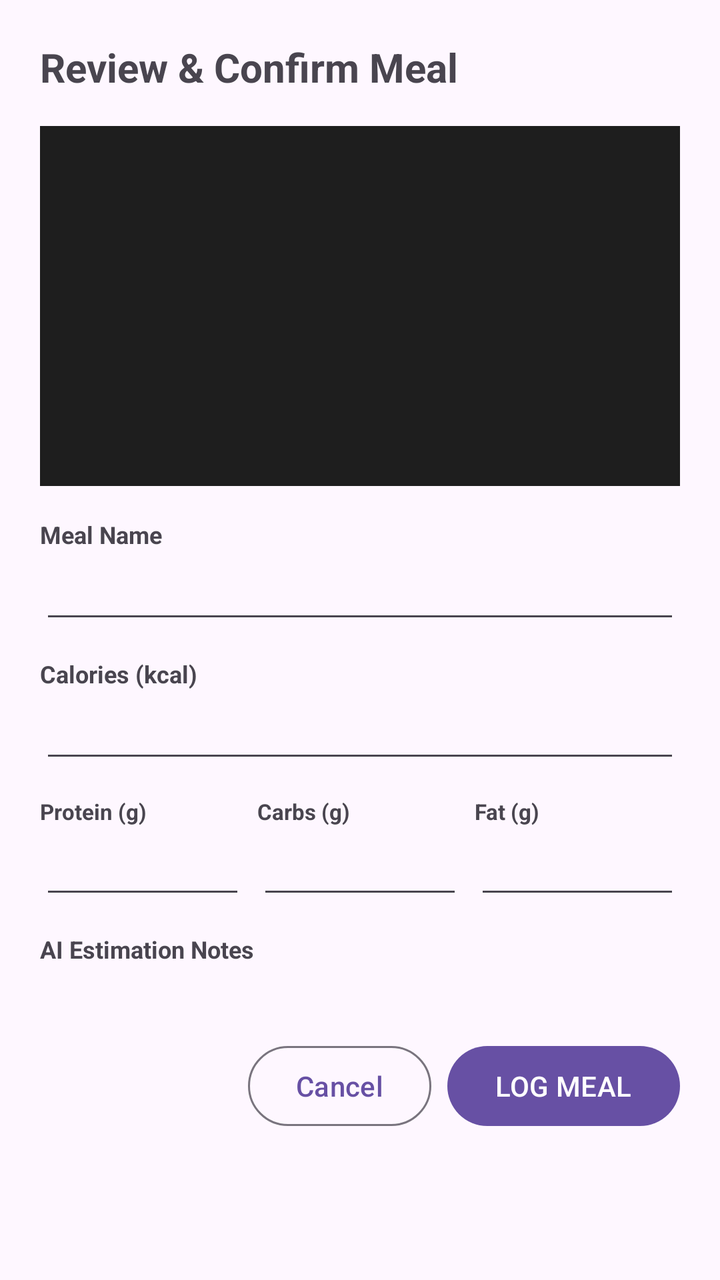
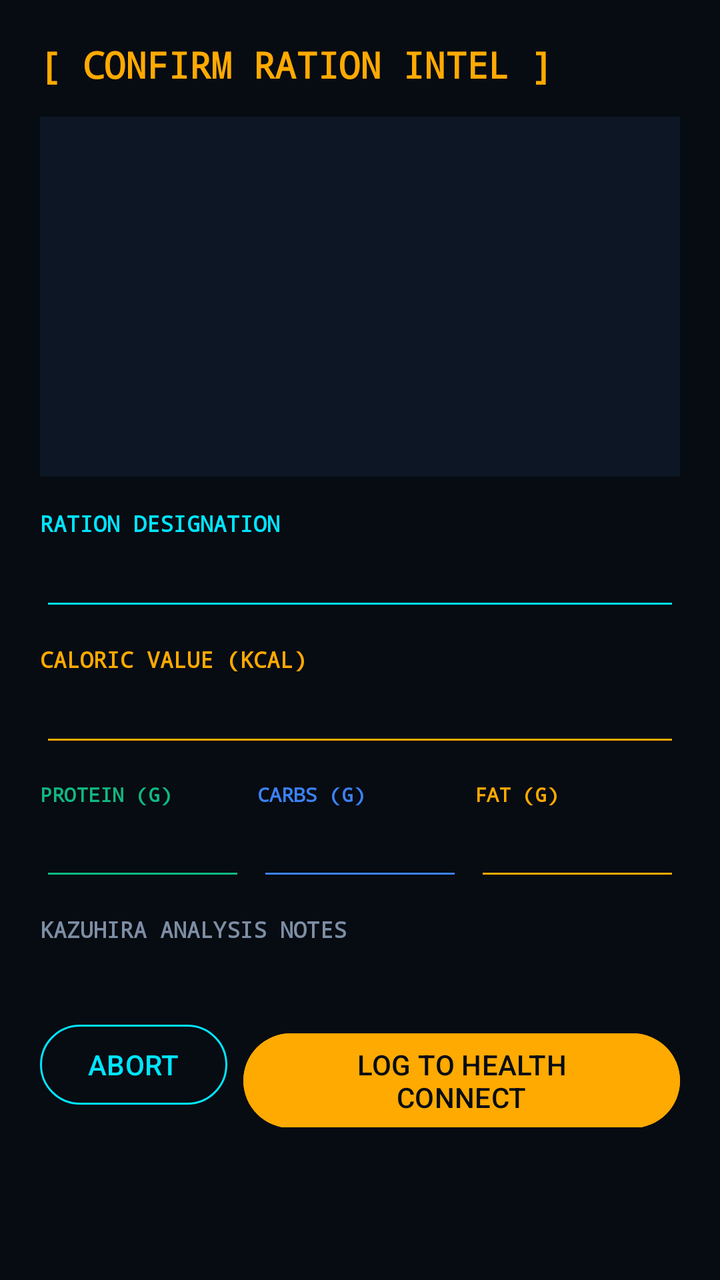

The first picture is an Android layout as it rendered before a commit; the second is the same layout after the commit. The layout source and the unified diff follow.
<!-- AndroidManifest.xml: application theme Theme.Material3.DayNight -->
<!-- res/layout/dialog_confirm_meal.xml -->
<?xml version="1.0" encoding="utf-8"?>
<ScrollView xmlns:android="http://schemas.android.com/apk/res/android"
    android:layout_width="match_parent"
    android:layout_height="wrap_content"
    android:padding="20dp">

    <LinearLayout
        android:layout_width="match_parent"
        android:layout_height="wrap_content"
        android:orientation="vertical">

        <TextView
            android:layout_width="wrap_content"
            android:layout_height="wrap_content"
            android:text="Review &amp; Confirm Meal"
            android:textSize="20sp"
            android:textStyle="bold"
            android:layout_marginBottom="16dp" />

        <ImageView
            android:id="@+id/imgMealPreview"
            android:layout_width="match_parent"
            android:layout_height="180dp"
            android:scaleType="centerCrop"
            android:background="#1E1E1E"
            android:layout_marginBottom="16dp" />

        
        <TextView
            android:layout_width="wrap_content"
            android:layout_height="wrap_content"
            android:text="Meal Name"
            android:textSize="12sp"
            android:textStyle="bold" />

        <EditText
            android:id="@+id/etMealName"
            android:layout_width="match_parent"
            android:layout_height="wrap_content"
            android:inputType="textCapWords"
            android:layout_marginBottom="12dp" />

        
        <TextView
            android:layout_width="wrap_content"
            android:layout_height="wrap_content"
            android:text="Calories (kcal)"
            android:textSize="12sp"
            android:textStyle="bold" />

        <EditText
            android:id="@+id/etCalories"
            android:layout_width="match_parent"
            android:layout_height="wrap_content"
            android:inputType="numberDecimal"
            android:layout_marginBottom="12dp" />

        
        <LinearLayout
            android:layout_width="match_parent"
            android:layout_height="wrap_content"
            android:orientation="horizontal"
            android:weightSum="3"
            android:layout_marginBottom="12dp">

            <LinearLayout
                android:layout_width="0dp"
                android:layout_height="wrap_content"
                android:layout_weight="1"
                android:orientation="vertical"
                android:paddingEnd="4dp">
                <TextView
                    android:layout_width="wrap_content"
                    android:layout_height="wrap_content"
                    android:text="Protein (g)"
                    android:textSize="11sp"
                    android:textStyle="bold" />
                <EditText
                    android:id="@+id/etProtein"
                    android:layout_width="match_parent"
                    android:layout_height="wrap_content"
                    android:inputType="numberDecimal" />
            </LinearLayout>

            <LinearLayout
                android:layout_width="0dp"
                android:layout_height="wrap_content"
                android:layout_weight="1"
                android:orientation="vertical"
                android:paddingHorizontal="2dp">
                <TextView
                    android:layout_width="wrap_content"
                    android:layout_height="wrap_content"
                    android:text="Carbs (g)"
                    android:textSize="11sp"
                    android:textStyle="bold" />
                <EditText
                    android:id="@+id/etCarbs"
                    android:layout_width="match_parent"
                    android:layout_height="wrap_content"
                    android:inputType="numberDecimal" />
            </LinearLayout>

            <LinearLayout
                android:layout_width="0dp"
                android:layout_height="wrap_content"
                android:layout_weight="1"
                android:orientation="vertical"
                android:paddingStart="4dp">
                <TextView
                    android:layout_width="wrap_content"
                    android:layout_height="wrap_content"
                    android:text="Fat (g)"
                    android:textSize="11sp"
                    android:textStyle="bold" />
                <EditText
                    android:id="@+id/etFat"
                    android:layout_width="match_parent"
                    android:layout_height="wrap_content"
                    android:inputType="numberDecimal" />
            </LinearLayout>
        </LinearLayout>

        
        <TextView
            android:layout_width="wrap_content"
            android:layout_height="wrap_content"
            android:text="AI Estimation Notes"
            android:textSize="12sp"
            android:textStyle="bold" />

        <TextView
            android:id="@+id/tvNotes"
            android:layout_width="match_parent"
            android:layout_height="wrap_content"
            android:textSize="12sp"
            android:alpha="0.8"
            android:layout_marginBottom="20dp" />

        
        <LinearLayout
            android:layout_width="match_parent"
            android:layout_height="wrap_content"
            android:orientation="horizontal"
            android:gravity="end">

            <Button
                android:id="@+id/btnCancelMeal"
                style="?attr/materialButtonOutlinedStyle"
                android:layout_width="wrap_content"
                android:layout_height="wrap_content"
                android:text="Cancel"
                android:layout_marginEnd="8dp" />

            <Button
                android:id="@+id/btnSaveMeal"
                android:layout_width="wrap_content"
                android:layout_height="wrap_content"
                android:text="LOG MEAL" />
        </LinearLayout>

    </LinearLayout>
</ScrollView>
<!-- resources referenced by this layout -->
<resources>

</resources>

<!-- the commit's change to res/layout/dialog_confirm_meal.xml (unified diff, before → after) -->
@@ -1,8 +1,10 @@
 <?xml version="1.0" encoding="utf-8"?>
 <ScrollView xmlns:android="http://schemas.android.com/apk/res/android"
+    xmlns:app="http://schemas.android.com/apk/res-auto"
     android:layout_width="match_parent"
     android:layout_height="wrap_content"
-    android:padding="20dp">
+    android:padding="20dp"
+    android:background="@color/idroid_bg">
 
     <LinearLayout
         android:layout_width="match_parent"
@@ -12,47 +14,58 @@
         <TextView
             android:layout_width="wrap_content"
             android:layout_height="wrap_content"
-            android:text="Review &amp; Confirm Meal"
-            android:textSize="20sp"
+            android:text="[ CONFIRM RATION INTEL ]"
+            android:textSize="18sp"
             android:textStyle="bold"
-            android:layout_marginBottom="16dp" />
+            android:textColor="@color/idroid_amber"
+            android:fontFamily="monospace"
+            android:layout_marginBottom="14dp" />
 
         <ImageView
             android:id="@+id/imgMealPreview"
             android:layout_width="match_parent"
             android:layout_height="180dp"
             android:scaleType="centerCrop"
-            android:background="#1E1E1E"
+            android:background="@color/idroid_card"
             android:layout_marginBottom="16dp" />
 
         
         <TextView
             android:layout_width="wrap_content"
             android:layout_height="wrap_content"
-            android:text="Meal Name"
-            android:textSize="12sp"
-            android:textStyle="bold" />
+            android:text="RATION DESIGNATION"
+            android:textSize="11sp"
+            android:textStyle="bold"
+            android:textColor="@color/idroid_cyan"
+            android:fontFamily="monospace" />
 
         <EditText
             android:id="@+id/etMealName"
             android:layout_width="match_parent"
             android:layout_height="wrap_content"
             android:inputType="textCapWords"
+            android:textColor="@color/idroid_text_main"
+            android:backgroundTint="@color/idroid_cyan"
             android:layout_marginBottom="12dp" />
 
         
         <TextView
             android:layout_width="wrap_content"
             android:layout_height="wrap_content"
-            android:text="Calories (kcal)"
-            android:textSize="12sp"
-            android:textStyle="bold" />
+            android:text="CALORIC VALUE (KCAL)"
+            android:textSize="11sp"
+            android:textStyle="bold"
+            android:textColor="@color/idroid_amber"
+            android:fontFamily="monospace" />
 
         <EditText
             android:id="@+id/etCalories"
             android:layout_width="match_parent"
             android:layout_height="wrap_content"
             android:inputType="numberDecimal"
+            android:textColor="@color/idroid_amber"
+            android:backgroundTint="@color/idroid_amber"
+            android:fontFamily="monospace"
             android:layout_marginBottom="12dp" />
 
         
@@ -72,14 +85,18 @@
                 <TextView
                     android:layout_width="wrap_content"
                     android:layout_height="wrap_content"
-                    android:text="Protein (g)"
-                    android:textSize="11sp"
-                    android:textStyle="bold" />
+                    android:text="PROTEIN (G)"
+                    android:textSize="10sp"
+                    android:textStyle="bold"
+                    android:textColor="@color/idroid_green"
+                    android:fontFamily="monospace" />
                 <EditText
                     android:id="@+id/etProtein"
                     android:layout_width="match_parent"
                     android:layout_height="wrap_content"
-                    android:inputType="numberDecimal" />
+                    android:inputType="numberDecimal"
+                    android:textColor="@color/idroid_text_main"
+                    android:backgroundTint="@color/idroid_green" />
             </LinearLayout>
 
             <LinearLayout
@@ -91,14 +108,18 @@
                 <TextView
                     android:layout_width="wrap_content"
                     android:layout_height="wrap_content"
-                    android:text="Carbs (g)"
-                    android:textSize="11sp"
-                    android:textStyle="bold" />
+                    android:text="CARBS (G)"
+                    android:textSize="10sp"
+                    android:textStyle="bold"
+                    android:textColor="@color/idroid_blue"
+                    android:fontFamily="monospace" />
                 <EditText
                     android:id="@+id/etCarbs"
                     android:layout_width="match_parent"
                     android:layout_height="wrap_content"
-                    android:inputType="numberDecimal" />
+                    android:inputType="numberDecimal"
+                    android:textColor="@color/idroid_text_main"
+                    android:backgroundTint="@color/idroid_blue" />
             </LinearLayout>
 
             <LinearLayout
@@ -110,14 +131,18 @@
                 <TextView
                     android:layout_width="wrap_content"
                     android:layout_height="wrap_content"
-                    android:text="Fat (g)"
-                    android:textSize="11sp"
-                    android:textStyle="bold" />
+                    android:text="FAT (G)"
+                    android:textSize="10sp"
+                    android:textStyle="bold"
+                    android:textColor="@color/idroid_amber"
+                    android:fontFamily="monospace" />
                 <EditText
                     android:id="@+id/etFat"
                     android:layout_width="match_parent"
                     android:layout_height="wrap_content"
-                    android:inputType="numberDecimal" />
+                    android:inputType="numberDecimal"
+                    android:textColor="@color/idroid_text_main"
+                    android:backgroundTint="@color/idroid_amber" />
             </LinearLayout>
         </LinearLayout>
 
@@ -125,16 +150,18 @@
         <TextView
             android:layout_width="wrap_content"
             android:layout_height="wrap_content"
-            android:text="AI Estimation Notes"
-            android:textSize="12sp"
-            android:textStyle="bold" />
+            android:text="KAZUHIRA ANALYSIS NOTES"
+            android:textSize="11sp"
+            android:textStyle="bold"
+            android:textColor="@color/idroid_text_dim"
+            android:fontFamily="monospace" />
 
         <TextView
             android:id="@+id/tvNotes"
             android:layout_width="match_parent"
             android:layout_height="wrap_content"
             android:textSize="12sp"
-            android:alpha="0.8"
+            android:textColor="@color/idroid_text_dim"
             android:layout_marginBottom="20dp" />
 
         
@@ -149,14 +176,18 @@
                 style="?attr/materialButtonOutlinedStyle"
                 android:layout_width="wrap_content"
                 android:layout_height="wrap_content"
-                android:text="Cancel"
+                android:text="ABORT"
+                android:textColor="@color/idroid_cyan"
+                app:strokeColor="@color/idroid_cyan"
                 android:layout_marginEnd="8dp" />
 
             <Button
                 android:id="@+id/btnSaveMeal"
                 android:layout_width="wrap_content"
                 android:layout_height="wrap_content"
-                android:text="LOG MEAL" />
+                android:text="LOG TO HEALTH CONNECT"
+                android:textColor="#080D14"
+                android:backgroundTint="@color/idroid_amber" />
         </LinearLayout>
 
     </LinearLayout>
<!-- resource entries referenced after the edit -->
@@ -1,5 +1,12 @@
 <!-- resources referenced by this layout -->
 <resources>
-
+  <color name="idroid_amber">#FFAA00</color>
+  <color name="idroid_bg">#070B12</color>
+  <color name="idroid_blue">#3B82F6</color>
+  <color name="idroid_card">#0D1624</color>
+  <color name="idroid_cyan">#00E5FF</color>
+  <color name="idroid_green">#10B981</color>
+  <color name="idroid_text_dim">#7D8EA4</color>
+  <color name="idroid_text_main">#F1F5F9</color>
 </resources>
 
